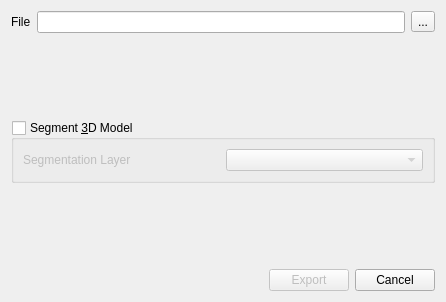
Before: the Qt Designer form QtUI/fbxexporterdialog.ui in Granada-Graphics-Group/Chisel3, drawn with Qt 5.
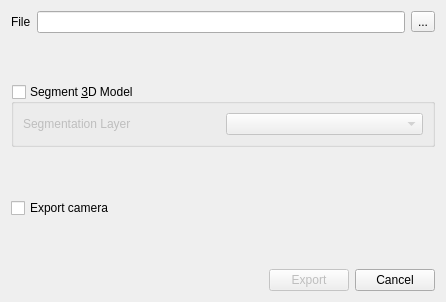
After: the same form once the commit is applied.

Diff of the .ui file:
```diff
--- a/QtUI/fbxexporterdialog.ui
+++ b/QtUI/fbxexporterdialog.ui
@@ -106,6 +106,33 @@
      </layout>
     </widget>
    </item>
+   <item>
+    <spacer name="verticalSpacer_3">
+     <property name="orientation">
+      <enum>Qt::Vertical</enum>
+     </property>
+     <property name="sizeHint" stdset="0">
+      <size>
+       <width>20</width>
+       <height>40</height>
+      </size>
+     </property>
+    </spacer>
+   </item>
+   <item>
+    <layout class="QHBoxLayout" name="horizontalLayout">
+     <property name="topMargin">
+      <number>0</number>
+     </property>
+     <item>
+      <widget class="QCheckBox" name="exportCameraCheck">
+       <property name="text">
+        <string>Export camera</string>
+       </property>
+      </widget>
+     </item>
+    </layout>
+   </item>
    <item>
     <spacer name="verticalSpacer">
      <property name="orientation">
```
